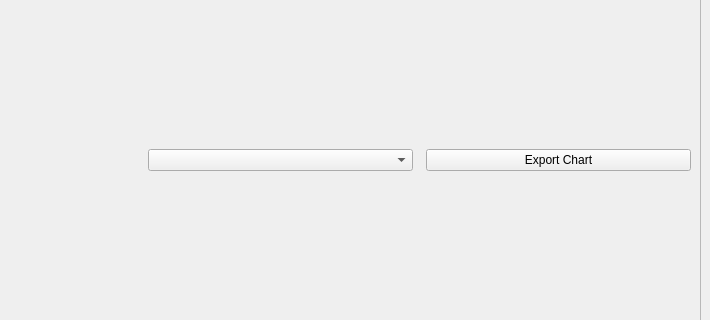
The window that ui/main_window.ui (imndllnuri/students-attendance-app) describes before a commit, drawn with Qt 5; both pictures show x 368 to 1078 and y 334 to 654 of the 1078 by 941 pixel window.
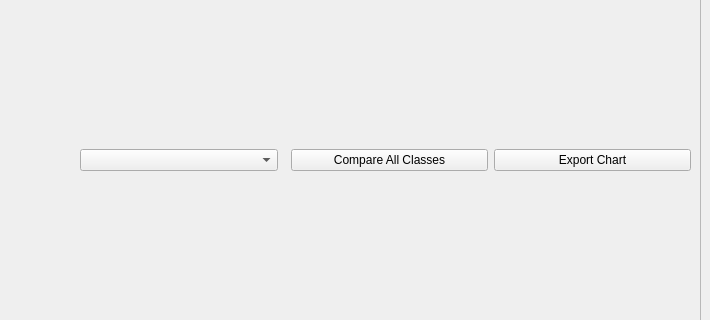
The same window after the commit. The open tabs and pages were chosen to show the change. Icons and pictures are not drawn.

Commit message:
#29: Cross-class attendance comparison view
"Compare All Classes" on Statistics shows a bar chart of attendance
rate across every class with recorded data, replacing the per-class
pie+trend view until a class is reselected from the dropdown.

What changed in the file:
```diff
--- a/ui/main_window.ui
+++ b/ui/main_window.ui
@@ -617,6 +617,11 @@
               <property name="orientation"><enum>Qt::Horizontal</enum></property>
              </spacer>
             </item>
+            <item>
+             <widget class="QPushButton" name="compare_classes_btn">
+              <property name="text"><string>Compare All Classes</string></property>
+             </widget>
+            </item>
             <item>
              <widget class="QPushButton" name="export_chart_btn">
               <property name="text"><string>Export Chart</string></property>
```
The commit also changes 3 other files.
